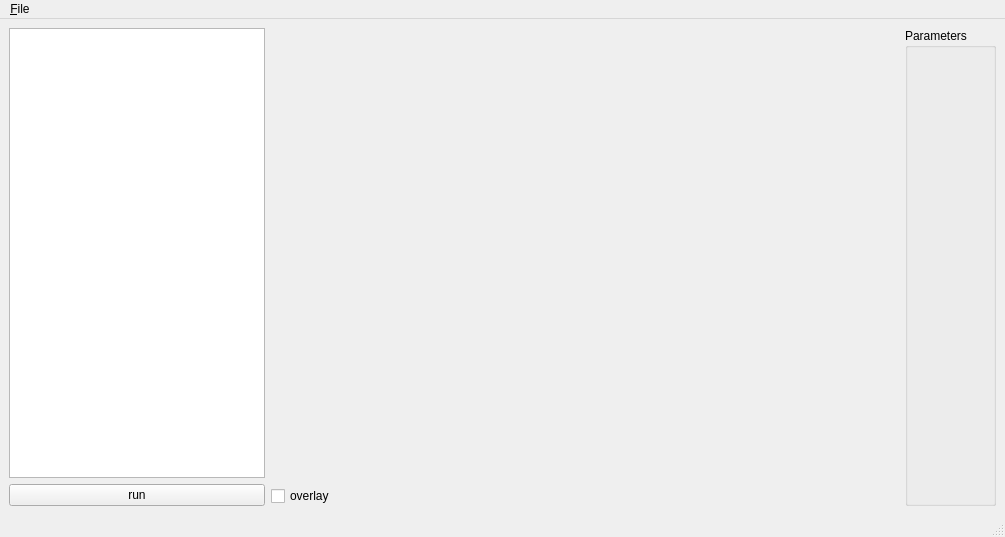
The window that source/mvc/View/MainWindow.ui (axel971/software) describes before a commit, drawn with Qt 5.
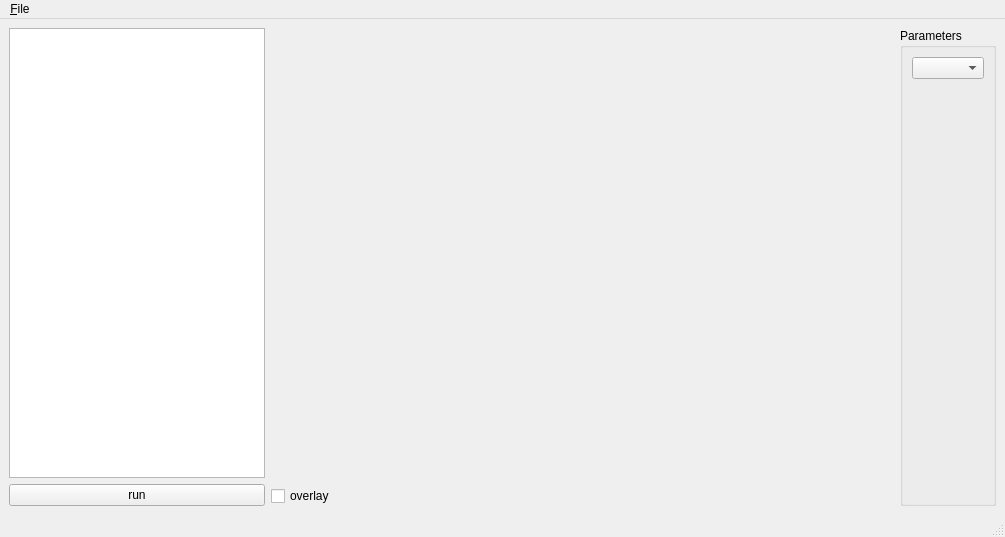
The same window after the commit.

The edit to the form file:
```diff
--- a/source/mvc/View/MainWindow.ui
+++ b/source/mvc/View/MainWindow.ui
@@ -116,6 +116,9 @@
          <string>Parameters</string>
         </property>
         <layout class="QVBoxLayout" name="layout">
+         <item>
+          <widget class="QComboBox" name="comboBox"/>
+         </item>
          <item>
           <layout class="QGridLayout" name="layoutParams"/>
          </item>
```
